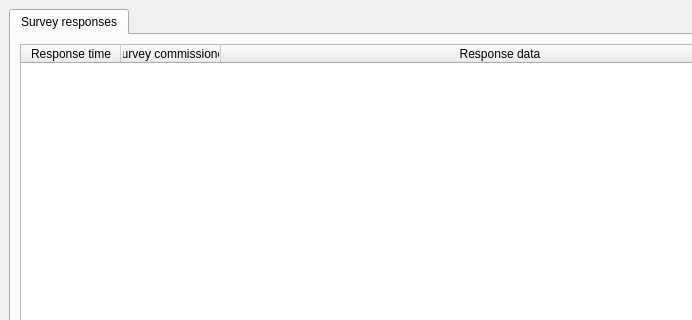
Before: the Qt Designer form client/src/ui/main_window.ui in prototypefund/DeKUF, drawn with Qt 5; both pictures show x 0 to 692 and y 0 to 320 of the 800 by 600 pixel window.
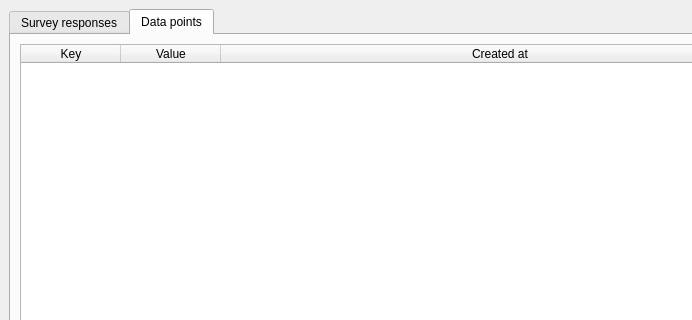
After: the same form once the commit is applied. The open tabs and pages were chosen to show the change.

Commit message: Show data points in UI

What changed in the file:
```diff
--- a/client/src/ui/main_window.ui
+++ b/client/src/ui/main_window.ui
@@ -61,6 +61,47 @@
         </item>
        </layout>
       </widget>
+      <widget class="QWidget" name="dataPointsTab">
+       <attribute name="title">
+        <string>Data points</string>
+       </attribute>
+       <layout class="QVBoxLayout" name="verticalLayout">
+        <item>
+         <widget class="QTableWidget" name="dataPointsTableWidget">
+          <property name="editTriggers">
+           <set>QAbstractItemView::NoEditTriggers</set>
+          </property>
+          <property name="sortingEnabled">
+           <bool>true</bool>
+          </property>
+          <property name="columnCount">
+           <number>3</number>
+          </property>
+          <attribute name="horizontalHeaderStretchLastSection">
+           <bool>true</bool>
+          </attribute>
+          <attribute name="verticalHeaderVisible">
+           <bool>false</bool>
+          </attribute>
+          <column>
+           <property name="text">
+            <string>Key</string>
+           </property>
+          </column>
+          <column>
+           <property name="text">
+            <string>Value</string>
+           </property>
+          </column>
+          <column>
+           <property name="text">
+            <string>Created at</string>
+           </property>
+          </column>
+         </widget>
+        </item>
+       </layout>
+      </widget>
      </widget>
     </item>
    </layout>
```
Left out of the diff: 6 changed lines with no effect on the pictures. The commit also changes 2 other files.
